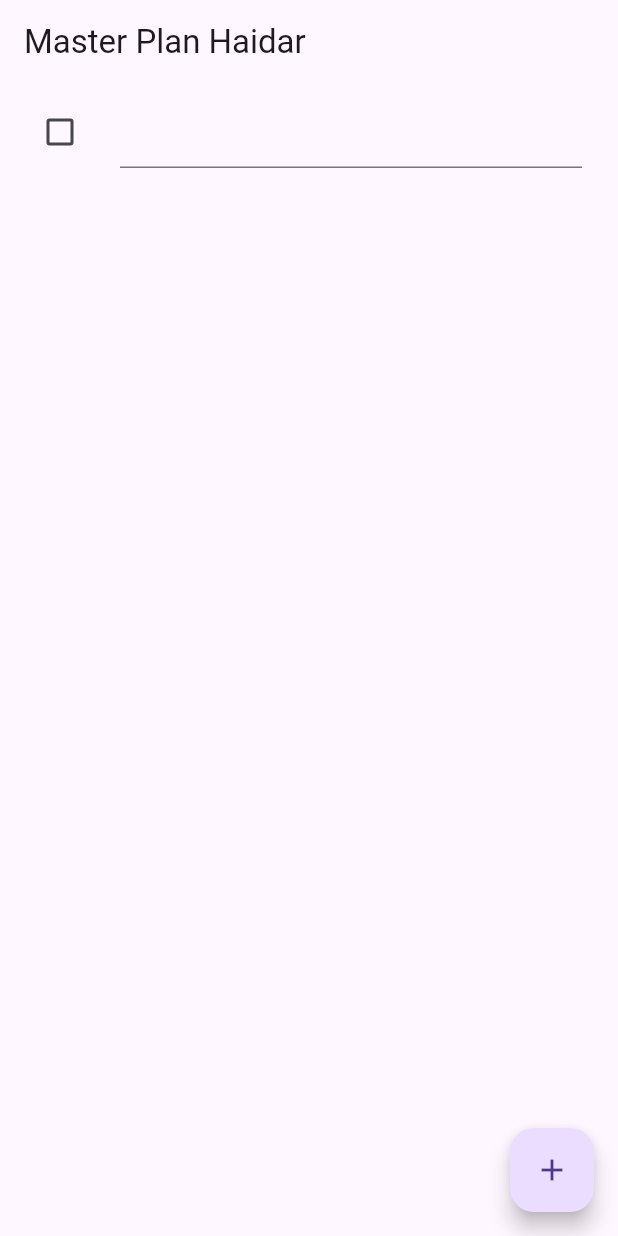
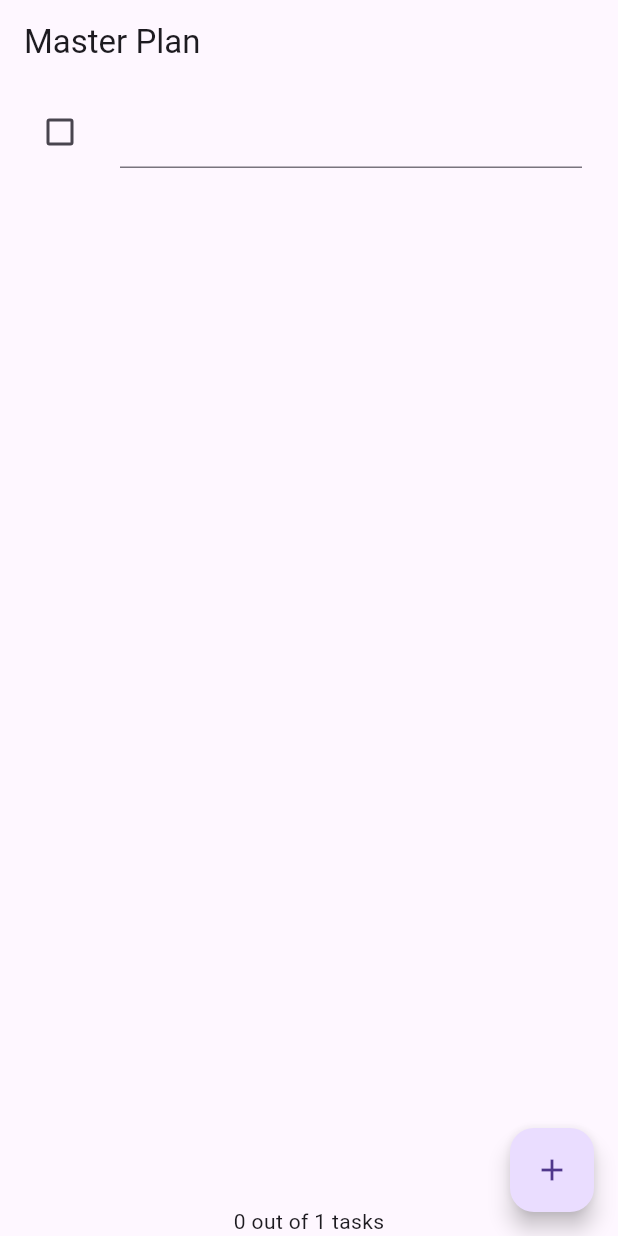
Before and after one commit to Haidarly2/09-2241720258-Pertemuan-10, a Flutter app: the screen it shows after launch, after a tap on the "add" icon, on a phone screen of 412 x 824 dp. Run offline on Flutter 3.47's test engine with Material 3 defaults, Android fonts, the phone set to English and light mode, and no system bars.

Commit message:
commit update praktikum 2

```diff
--- a/master_plan/lib/main.dart
+++ b/master_plan/lib/main.dart
@@ -1,4 +1,6 @@
 import 'package:flutter/material.dart';
+import 'package:master_plan/models/plan.dart';
+import 'package:master_plan/provider/plan_provider.dart';
 import 'package:master_plan/views/plan_screen.dart';
 
 void main() => runApp(MasterPlanApp());
@@ -10,7 +12,10 @@ class MasterPlanApp extends StatelessWidget {
   Widget build(BuildContext context) {
     return MaterialApp(
       theme: ThemeData(primarySwatch: Colors.purple),
-      home: PlanScreen(),
+      home: PlanProvider(
+        notifier: ValueNotifier<Plan>(const Plan()),
+        child: const PlanScreen(),
+      ),
     );
   }
 }
--- a/master_plan/lib/models/plan.dart
+++ b/master_plan/lib/models/plan.dart
@@ -5,4 +5,9 @@ class Plan {
   final List<Task> tasks;
 
   const Plan({this.name = '', this.tasks = const []});
+
+  int get completedCount => tasks.where((task) => task.complete).length;
+
+  String get completenessMessage =>
+      '$completedCount out of ${tasks.length} tasks';
 }
--- /dev/null
+++ b/master_plan/lib/provider/plan_provider.dart
@@ -0,0 +1,14 @@
+import 'package:flutter/material.dart';
+import 'package:master_plan/models/plan.dart';
+
+class PlanProvider extends InheritedNotifier<ValueNotifier<Plan>> {
+  const PlanProvider(
+      {super.key, required Widget child, required ValueNotifier<Plan> notifier})
+      : super(child: child, notifier: notifier);
+
+  static ValueNotifier<Plan> of(BuildContext context) {
+    return context
+        .dependOnInheritedWidgetOfExactType<PlanProvider>()!
+        .notifier!;
+  }
+}
--- a/master_plan/lib/views/plan_screen.dart
+++ b/master_plan/lib/views/plan_screen.dart
@@ -1,6 +1,7 @@
 import 'package:master_plan/models/plan.dart';
 import 'package:flutter/material.dart';
 import 'package:master_plan/models/task.dart';
+import 'package:master_plan/provider/plan_provider.dart';
 
 class PlanScreen extends StatefulWidget {
   const PlanScreen({super.key});
@@ -10,7 +11,6 @@ class PlanScreen extends StatefulWidget {
 }
 
 class _PlanScreenState extends State<PlanScreen> {
-  Plan plan = const Plan();
   late ScrollController scrollController;
 
   @override
@@ -25,67 +25,77 @@ class _PlanScreenState extends State<PlanScreen> {
   @override
   Widget build(BuildContext context) {
     return Scaffold(
-      // ganti ‘Namaku' dengan Nama panggilan Anda
-      appBar: AppBar(title: const Text('Master Plan Haidar')),
-      body: _buildList(),
-      floatingActionButton: _buildAddTaskButton(),
+      appBar: AppBar(title: const Text('Master Plan')),
+      body: ValueListenableBuilder<Plan>(
+        valueListenable: PlanProvider.of(context),
+        builder: (context, plan, child) {
+          return Column(
+            children: [
+              Expanded(child: _buildList(plan)),
+              SafeArea(child: Text(plan.completenessMessage))
+            ],
+          );
+        },
+      ),
+      floatingActionButton: _buildAddTaskButton(context),
     );
   }
 
-  Widget _buildAddTaskButton() {
+  Widget _buildAddTaskButton(BuildContext context) {
+    ValueNotifier<Plan> planNotifier = PlanProvider.of(context);
     return FloatingActionButton(
       child: const Icon(Icons.add),
       onPressed: () {
-        setState(() {
-          plan = Plan(
-            name: plan.name,
-            tasks: List<Task>.from(plan.tasks)..add(const Task()),
+        Plan currentPlan = planNotifier.value;
+        planNotifier.value = Plan(
+          name: currentPlan.name,
+          tasks: List<Task>.from(currentPlan.tasks)..add(const Task()),
         );
-        });
       },
     );
   }
 
-  Widget _buildList() {
+  Widget _buildList(Plan plan) {
     return ListView.builder(
+      controller: scrollController,
       itemCount: plan.tasks.length,
-      itemBuilder: (context, index) => _buildTaskTile(plan.tasks[index], index),
-      controller: scrollController,
-      keyboardDismissBehavior: Theme.of(context).platform == TargetPlatform.iOS
-          ? ScrollViewKeyboardDismissBehavior.onDrag
-          : ScrollViewKeyboardDismissBehavior.manual,
+      itemBuilder: (context, index) =>
+          Column(
+            children: [
+              _buildTaskTile(plan.tasks[index], index, context),
+            ],
+          ),
     );
   }
 
-  Widget _buildTaskTile(Task task, int index) {
+  Widget _buildTaskTile(Task task, int index, BuildContext context) {
+    ValueNotifier<Plan> planNotifier = PlanProvider.of(context);
     return ListTile(
       leading: Checkbox(
           value: task.complete,
           onChanged: (selected) {
-            setState(() {
-              plan = Plan(
-                name: plan.name,
-                tasks: List<Task>.from(plan.tasks)
+            Plan currentPlan = planNotifier.value;
+            planNotifier.value = Plan(
+              name: currentPlan.name,
+              tasks: List<Task>.from(currentPlan.tasks)
                 ..[index] = Task(
                   description: task.description,
                   complete: selected ?? false,
                 ),
             );
-            });
           }),
       title: TextFormField(
         initialValue: task.description,
         onChanged: (text) {
-          setState(() {
-            plan = Plan(
-              name: plan.name,
-              tasks: List<Task>.from(plan.tasks)
+          Plan currentPlan = planNotifier.value;
+          planNotifier.value = Plan(
+            name: currentPlan.name,
+            tasks: List<Task>.from(currentPlan.tasks)
               ..[index] = Task(
                 description: text,
                 complete: task.complete,
               ),
           );
-          });
         },
       ),
     );
```
Lines whose indentation alone changed are shown as unchanged.
